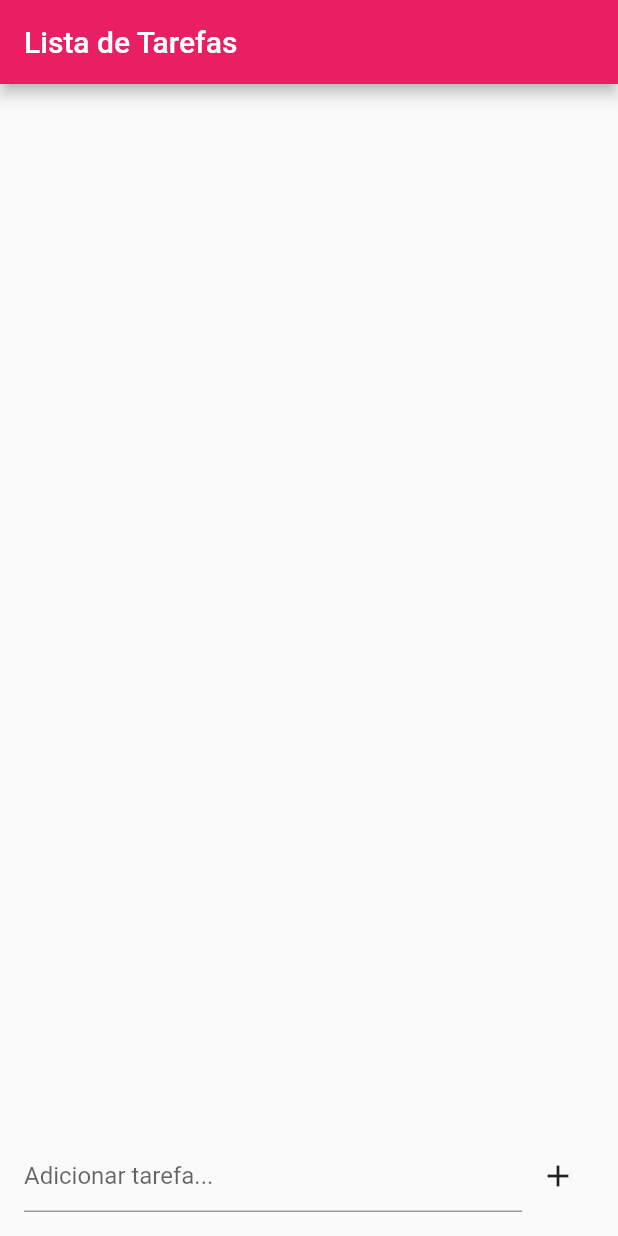
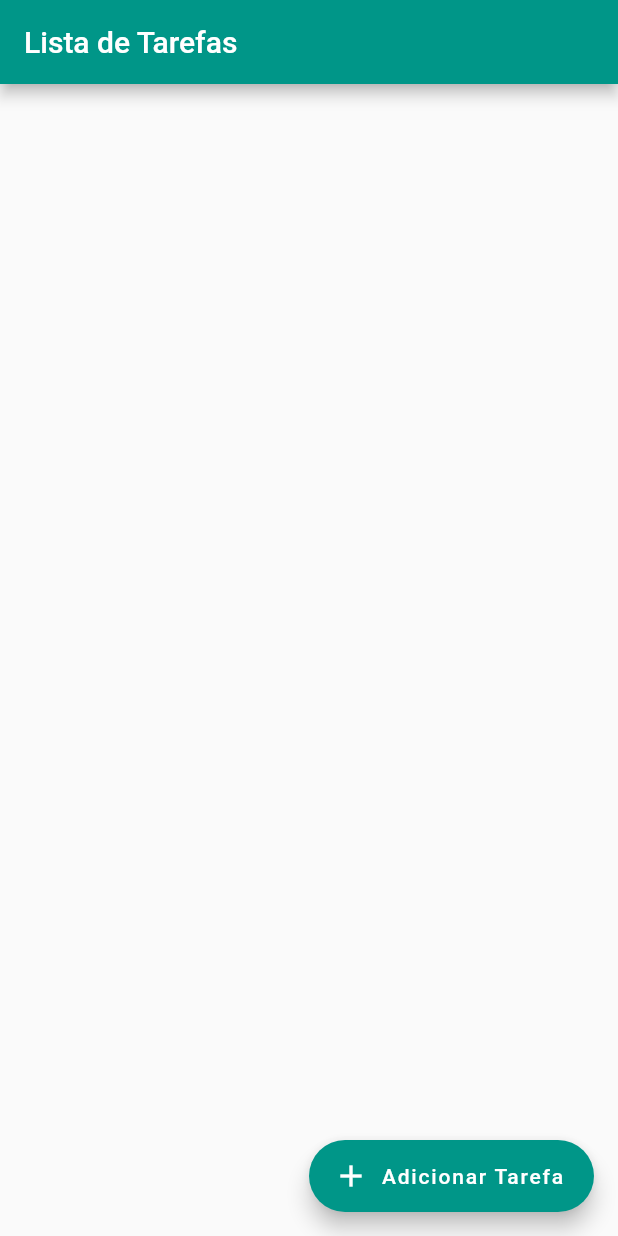
Before and after one commit to rafa-simoes22/rotina_zenial, a Flutter app: the screen it shows after launch, on a phone screen of 412 x 824 dp. Run offline on Flutter 3.47's test engine with Material 2 defaults, Android fonts, the phone set to English and light mode, and no system bars.

Commit message:
alteração desing marcação

```diff
--- a/lib/main.dart
+++ b/lib/main.dart
@@ -3,25 +3,25 @@ import 'dart:io';
 import 'package:flutter/material.dart';
 import 'package:path_provider/path_provider.dart';
 
-void main() => runApp(TodoApp());
+void main() => runApp(TaskListApp());
 
-class TodoApp extends StatelessWidget {
+class TaskListApp extends StatelessWidget {
   @override
   Widget build(BuildContext context) {
     return MaterialApp(
       title: 'Lista de Tarefas',
-      theme: ThemeData(primarySwatch: Colors.pink),
-      home: TodoList(),
+      theme: ThemeData(primarySwatch: Colors.teal),
+      home: TaskListScreen(),
     );
   }
 }
 
-class TodoList extends StatefulWidget {
+class TaskListScreen extends StatefulWidget {
   @override
-  _TodoListState createState() => _TodoListState();
+  _TaskListScreenState createState() => _TaskListScreenState();
 }
 
-class _TodoListState extends State<TodoList> {
+class _TaskListScreenState extends State<TaskListScreen> {
   List<Map<String, dynamic>> tasks = [];
 
   TextEditingController _newTaskController = TextEditingController();
@@ -76,23 +76,13 @@ class _TodoListState extends State<TodoList> {
     }
   }
 
-  void _deleteTask(int index) {
-    setState(() {
-      tasks.removeAt(index);
-    });
-    _saveTasks(); // Save tasks after deleting
-  }
-
   @override
   Widget build(BuildContext context) {
     return Scaffold(
       appBar: AppBar(
         title: Text('Lista de Tarefas'),
       ),
-      body: Column(
-        children: [
-          Expanded(
-            child: ListView.builder(
+      body: ListView.builder(
         itemCount: tasks.length,
         itemBuilder: (context, index) {
           String task = tasks[index]['task'];
@@ -100,7 +90,13 @@ class _TodoListState extends State<TodoList> {
 
           return Dismissible(
             key: UniqueKey(),
-                  onDismissed: (_) => _deleteTask(index),
+            direction: DismissDirection.horizontal,
+            onDismissed: (direction) {
+              setState(() {
+                tasks.removeAt(index);
+              });
+              _saveTasks(); // Save tasks after removing
+            },
             child: GestureDetector(
               onTap: () => _toggleTask(index),
               child: ListTile(
@@ -112,35 +108,45 @@ class _TodoListState extends State<TodoList> {
                         : TextDecoration.none,
                   ),
                 ),
+                leading: Checkbox(
+                  value: isCompleted,
+                  onChanged: (value) {
+                    _toggleTask(index);
+                  },
+                ),
+                trailing: isCompleted ? Icon(Icons.check, color: Colors.green) : null,
               ),
             ),
           );
         },
       ),
+      floatingActionButton: FloatingActionButton.extended(
+        onPressed: () {
+          showDialog(
+            context: context,
+            builder: (BuildContext context) {
+              return AlertDialog(
+                title: Text('Adicionar Tarefa'),
+                content: TextField(
+                  controller: _newTaskController,
+                  decoration: InputDecoration(labelText: 'Digite a nova tarefa'),
                 ),
-          Padding(
-            padding: const EdgeInsets.all(16.0),
-            child: Row(
-              children: [
-                Expanded(
-                  child: TextField(
-                    controller: _newTaskController,
-                    decoration: InputDecoration(
-                      hintText: 'Adicionar tarefa...',
-                    ),
-                  ),
-                ),
-                IconButton(
-                  icon: Icon(Icons.add),
+                actions: [
+                  ElevatedButton(
                     onPressed: () {
                       _addTask(_newTaskController.text);
                       _newTaskController.clear();
+                      Navigator.of(context).pop();
                     },
+                    child: Text('Adicionar'),
                   ),
                 ],
-            ),
-          ),
-        ],
+              );
+            },
+          );
+        },
+        label: Text('Adicionar Tarefa'),
+        icon: Icon(Icons.add),
       ),
     );
   }
```
Lines whose indentation alone changed are shown as unchanged.
